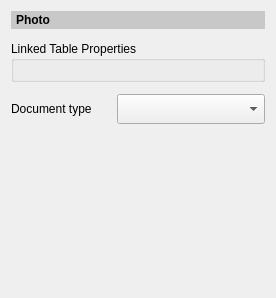
The window that stdm/ui/composer/ui_composer_photo_data_source.ui (gltn/stdm) describes before a commit, drawn with Qt 5.
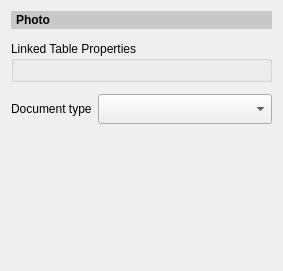
The same window after the commit. Custom widgets are drawn as their Qt base class.

```diff
--- a/stdm/ui/composer/ui_composer_photo_data_source.ui
+++ b/stdm/ui/composer/ui_composer_photo_data_source.ui
@@ -6,14 +6,14 @@
             <rect>
                 <x>0</x>
                 <y>0</y>
-                <width>276</width>
-                <height>298</height>
+    <width>283</width>
+    <height>271</height>
             </rect>
         </property>
         <property name="windowTitle">
             <string>Photo Data Source Editor</string>
         </property>
-        <layout class="QGridLayout" name="gridLayout">
+  <layout class="QGridLayout" name="gridLayout" columnstretch="0,1">
             <property name="verticalSpacing">
                 <number>12</number>
             </property>
@@ -66,12 +66,6 @@
             </item>
             <item row="3" column="0">
                 <widget class="QLabel" name="label">
-                    <property name="maximumSize">
-                        <size>
-                            <width>100</width>
-                            <height>16777215</height>
-                        </size>
-                    </property>
                     <property name="text">
                         <string>Document type</string>
                     </property>
```
Left out of the diff: 2 changed lines with no effect on the pictures. Lines whose indentation alone changed are shown as unchanged.
